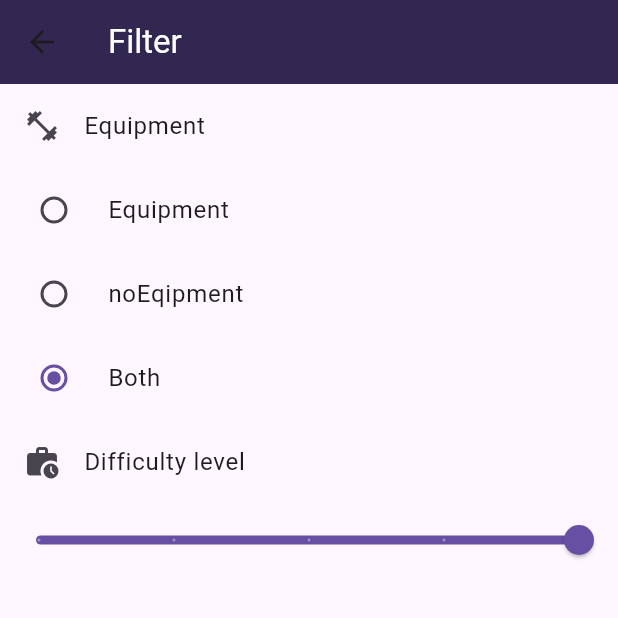
After one commit to NURISLAMCODE/gymGuideApp, a Flutter app: the FilterPage screen opened by its route, on a phone screen of 412 x 824 dp, the top half of it. The commit adds this screen. Run offline on Flutter 3.47's test engine with Material 3 defaults, Android fonts, the phone set to English and light mode, and no system bars; our stand-ins replace cached_network_image; network calls fail.

Commit message:
search for difficulty level

```diff
--- /dev/null
+++ b/lib/app_state.dart
@@ -0,0 +1,6 @@
+import 'package:gym_guide_app/pages/filter_page.dart';
+
+class AppState {
+  static Equipment selectedEquipment = Equipment.both;
+  static double difficultyLevel = 5;
+}
--- a/lib/main.dart
+++ b/lib/main.dart
@@ -1,5 +1,7 @@
 import 'package:flutter/material.dart';
+import 'package:gym_guide_app/pages/bmi_cal_page.dart';
 import 'package:gym_guide_app/pages/exercise_details_page.dart';
+import 'package:gym_guide_app/pages/filter_page.dart';
 import 'package:gym_guide_app/pages/my_home_page.dart';
 import 'package:gym_guide_app/pages/exercise_list_page.dart';
 
@@ -29,6 +31,8 @@ class MyApp extends StatelessWidget {
         MyHomePage.routeName: (context) => MyHomePage(),
         ExerciseListPage.routeName: (context) => const ExerciseListPage(),
         ExerciseDetailsPage.routeName: (context) => const ExerciseDetailsPage(),
+        BMICalPage.routeName: (context) => const BMICalPage(),
+        FilterPage.routeName: (context) => const FilterPage()
       },
       // home: const MyHomePage(),
     );
--- /dev/null
+++ b/lib/pages/filter_page.dart
@@ -0,0 +1,76 @@
+import 'package:flutter/material.dart';
+import 'package:gym_guide_app/app_state.dart';
+
+enum Equipment { noEquipment, equipment, both }
+
+class FilterPage extends StatefulWidget {
+  static String routeName = "/filter";
+  const FilterPage({super.key});
+
+  @override
+  State<FilterPage> createState() => _FilterPageState();
+}
+
+class _FilterPageState extends State<FilterPage> {
+  @override
+  Widget build(BuildContext context) {
+    return Scaffold(
+      appBar: AppBar(
+        title: const Text(
+          "Filter",
+          style: TextStyle(color: Colors.white),
+        ),
+      ),
+      body: Column(
+        children: [
+          const ListTile(
+            title: Text("Equipment"),
+            leading: Icon(Icons.fitness_center),
+          ),
+          RadioListTile(
+            title: Text("Equipment"),
+            value: Equipment.equipment,
+            groupValue: AppState.selectedEquipment,
+            onChanged: (value) {
+              AppState.selectedEquipment = value!;
+              setState(() {});
+            },
+          ),
+          RadioListTile(
+            title: Text("noEqipment"),
+            value: Equipment.noEquipment,
+            groupValue: AppState.selectedEquipment,
+            onChanged: (value) {
+              AppState.selectedEquipment = value!;
+              setState(() {});
+            },
+          ),
+          RadioListTile(
+            title: Text("Both"),
+            value: Equipment.both,
+            groupValue: AppState.selectedEquipment,
+            onChanged: (value) {
+              AppState.selectedEquipment = value!;
+              setState(() {});
+            },
+          ),
+          ListTile(
+            title: Text("Difficulty level"),
+            leading: Icon(Icons.work_history),
+          ),
+          Slider(
+            divisions: 4,
+            value: AppState.difficultyLevel,
+            onChanged: (value) {
+              AppState.difficultyLevel = value;
+              setState(() {});
+            },
+            label: "Difficulty level ${AppState.difficultyLevel}",
+            max: 5,
+            min: 1,
+          )
+        ],
+      ),
+    );
+  }
+}
--- a/lib/widget/exercise_card_widget.dart
+++ b/lib/widget/exercise_card_widget.dart
@@ -1,7 +1,9 @@
 import 'package:flutter/material.dart';
+import 'package:gym_guide_app/app_state.dart';
 import 'package:gym_guide_app/model/exercise_model.dart';
 import 'package:cached_network_image/cached_network_image.dart';
 import 'package:gym_guide_app/pages/exercise_details_page.dart';
+import 'package:gym_guide_app/pages/filter_page.dart';
 
 class ExerciseCardWidget extends StatelessWidget {
   final ExerciseModel exreciseModel;
@@ -93,11 +95,17 @@ class ExerciseCardWidget extends StatelessWidget {
             ),
             Padding(
               padding: const EdgeInsets.symmetric(horizontal: 10.0),
-              child: Text(
-                "Equipment: ${exreciseModel.equipment.join(", ")}",
-                style: const TextStyle(
-                    color: Colors.grey, fontWeight: FontWeight.bold),
-              ),
+              child: AppState.selectedEquipment == Equipment.noEquipment
+                  ? Text(
+                      "No Equipment: ${exreciseModel.equipment.join(", ")}",
+                      style: const TextStyle(
+                          color: Colors.grey, fontWeight: FontWeight.bold),
+                    )
+                  : Text(
+                      "Equipment: ${exreciseModel.equipment.join(", ")}",
+                      style: const TextStyle(
+                          color: Colors.grey, fontWeight: FontWeight.bold),
+                    ),
             ),
           ],
         ),
--- a/lib/widget/workout_category_widget.dart
+++ b/lib/widget/workout_category_widget.dart
@@ -1,7 +1,10 @@
 import 'package:flutter/material.dart';
+import 'package:gym_guide_app/app_state.dart';
 import 'package:gym_guide_app/data/exercise.dart';
+import 'package:gym_guide_app/model/exercise_model.dart';
 import 'package:gym_guide_app/pages/exercise_list_page.dart';
 import 'package:gym_guide_app/model/workout_category_model.dart';
+import 'package:gym_guide_app/pages/filter_page.dart';
 
 class WorkoutCategoryWidgets extends StatelessWidget {
   static String routeName = "";
@@ -10,17 +13,30 @@ class WorkoutCategoryWidgets extends StatelessWidget {
 
   @override
   Widget build(BuildContext context) {
+    List<ExerciseModel> list = [];
     return Column(
       children: [
         InkWell(
           onTap: () {
+            list = exerciseList
+                .where((element) =>
+                    element.category == workoutCategoryModel.categoryName)
+                .toList()
+                .where(
+                    (element) => element.difficulty <= AppState.difficultyLevel)
+                .toList();
+            if (AppState.selectedEquipment == Equipment.equipment) {
+              list = list
+                  .where((element) => element.equipment.isNotEmpty)
+                  .toList();
+            } else if (AppState.selectedEquipment == Equipment.noEquipment) {
+              list =
+                  list.where((element) => element.equipment.isEmpty).toList();
+            }
             Navigator.of(context)
                 .pushNamed(ExerciseListPage.routeName, arguments: {
               'title': workoutCategoryModel.categoryName,
-              'listOfExercise': exerciseList
-                  .where((element) =>
-                      element.category == workoutCategoryModel.categoryName)
-                  .toList(),
+              'listOfExercise': list,
               //'arg2': workoutCategoryModel.imageSource
             });
             // push(MaterialPageRoute(
```
Also changed, not shown: lib/pages/bmi_cal_page.dart (added, +11 -0 lines), lib/pages/exercise_list_page.dart (+7 -1 lines), lib/pages/my_home_page.dart (+19 -5 lines).
